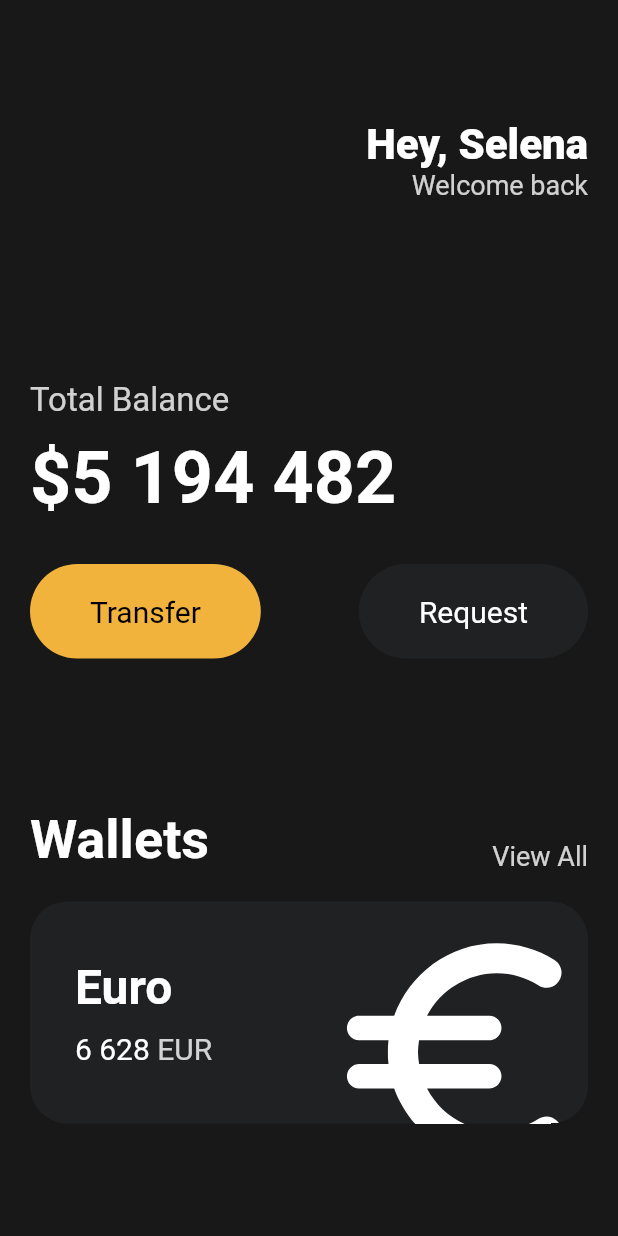
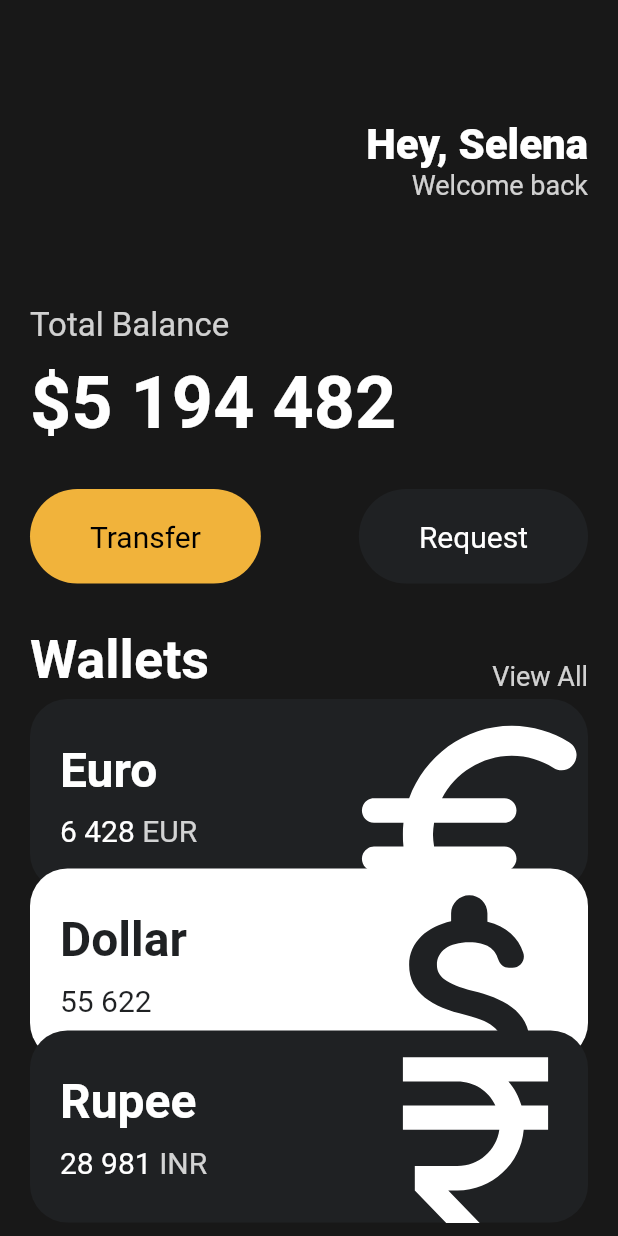
Before and after one commit to EunjoungAhn/UIChallenge, a Flutter app: the screen it shows after launch, on a phone screen of 412 x 824 dp. Run offline on Flutter 3.47's test engine with Material 2 defaults, Android fonts, the phone set to English and light mode, and no system bars.

Commit message:
카드 위젯 파일 제작, 같은 파일의 카드 겹치기

```diff
--- a/lib/main.dart
+++ b/lib/main.dart
@@ -1,5 +1,6 @@
 import 'package:flutter/material.dart';
 import 'package:uichallenge/widgets/Button.dart';
+import 'package:uichallenge/widgets/currency_card.dart';
 
 void main() {
   runApp(const App());
@@ -13,7 +14,8 @@
     return MaterialApp(
       home: Scaffold(
         backgroundColor: const Color(0xFF181818),
-        body: Padding(
+        body: SingleChildScrollView(
+          child: Padding(
             padding: const EdgeInsets.symmetric(horizontal: 20),
             child: Column(
               crossAxisAlignment: CrossAxisAlignment.start,
@@ -47,7 +49,7 @@
                   ],
                 ),
                 const SizedBox(
-                height: 120,
+                  height: 70,
                 ),
                 Text(
                   "Total Balance",
@@ -83,7 +85,7 @@
                   ],
                 ),
                 const SizedBox(
-                height: 100,
+                  height: 30,
                 ),
                 Row(
                   crossAxisAlignment: CrossAxisAlignment.end,
@@ -108,76 +110,41 @@
                 const SizedBox(
                   height: 20,
                 ),
-              Container(
-                // 어떤 아이템이 overflow가 되었을때 나머지 부분을 어떻게 처리할지 설정
-                clipBehavior: Clip.hardEdge,
-                decoration: BoxDecoration(
-                  color: const Color(0xFF1F2123),
-                  borderRadius: BorderRadius.circular(25),
-                ),
-                child: Padding(
-                  padding: const EdgeInsets.all(30),
-                  child: Row(
-                    mainAxisAlignment: MainAxisAlignment.spaceBetween,
-                    children: [
-                      Column(
-                        crossAxisAlignment: CrossAxisAlignment.start,
-                        children: [
-                          const Text(
-                            "Euro",
-                            style: TextStyle(
-                              color: Colors.white,
-                              fontSize: 32,
-                              fontWeight: FontWeight.w600,
+                Transform.translate(
+                  offset: const Offset(0, -15),
+                  child: const CurrencyCard(
+                    name: "Euro",
+                    code: "EUR",
+                    amount: "6 428",
+                    icon: Icons.euro_rounded,
+                    isInverted: false,
                   ),
                 ),
-                          const SizedBox(
-                            height: 10,
-                          ),
-                          Row(
-                            children: [
-                              const Text(
-                                "6 628",
-                                style: TextStyle(
-                                  color: Colors.white,
-                                  fontSize: 20,
+                Transform.translate(
+                  offset: const Offset(0, -30),
+                  child: const CurrencyCard(
+                    name: "Dollar",
+                    code: "USD",
+                    amount: "55 622",
+                    icon: Icons.attach_money_rounded,
+                    isInverted: true,
                   ),
                 ),
-                              const SizedBox(
-                                width: 5,
-                              ),
-                              Text(
-                                "EUR",
-                                style: TextStyle(
-                                  color: Colors.white.withOpacity(0.8),
-                                  fontSize: 20,
-                                ),
-                              ),
-                            ],
-                          ),
-                        ],
-                      ),
-                      Transform.scale(
-                        // 아이콘 크기 조절
-                        scale: 2.2,
-                        child: Transform.translate(
-                          // 아이콘 위치 조절
-                          offset: const Offset(-5, 12),
-                          child: const Icon(
-                            Icons.euro_rounded,
-                            color: Colors.white,
-                            size: 88,
-                          ),
-                        ),
-                      )
-                    ],
-                  ),
+                Transform.translate(
+                  offset: const Offset(0, -50),
+                  child: const CurrencyCard(
+                    name: "Rupee",
+                    code: "INR",
+                    amount: "28 981",
+                    icon: Icons.currency_rupee,
+                    isInverted: false,
                   ),
                 ),
               ],
             ),
           ),
         ),
+      ),
     );
   }
 }
--- /dev/null
+++ b/lib/widgets/currency_card.dart
@@ -0,0 +1,87 @@
+import 'package:flutter/material.dart';
+
+class CurrencyCard extends StatelessWidget {
+  final String name, code, amount;
+  final IconData icon;
+  final bool isInverted;
+
+  final _blackColor = const Color(0xFF1F2123);
+
+  const CurrencyCard(
+      {super.key,
+      required this.name,
+      required this.code,
+      required this.amount,
+      required this.icon,
+      required this.isInverted});
+
+  @override
+  Widget build(BuildContext context) {
+    return Container(
+      // 어떤 아이템이 overflow가 되었을때 나머지 부분을 어떻게 처리할지 설정
+      clipBehavior: Clip.hardEdge,
+      decoration: BoxDecoration(
+        color: isInverted ? Colors.white : _blackColor,
+        borderRadius: BorderRadius.circular(25),
+      ),
+      child: Padding(
+        padding: const EdgeInsets.all(20),
+        child: Row(
+          mainAxisAlignment: MainAxisAlignment.spaceBetween,
+          children: [
+            Column(
+              crossAxisAlignment: CrossAxisAlignment.start,
+              children: [
+                Text(
+                  name,
+                  style: TextStyle(
+                    color: isInverted ? _blackColor : Colors.white,
+                    fontSize: 32,
+                    fontWeight: FontWeight.w600,
+                  ),
+                ),
+                const SizedBox(
+                  height: 10,
+                ),
+                Row(
+                  children: [
+                    Text(
+                      amount,
+                      style: TextStyle(
+                        color: isInverted ? _blackColor : Colors.white,
+                        fontSize: 20,
+                      ),
+                    ),
+                    const SizedBox(
+                      width: 5,
+                    ),
+                    Text(
+                      code,
+                      style: TextStyle(
+                        color: Colors.white.withOpacity(0.8),
+                        fontSize: 20,
+                      ),
+                    ),
+                  ],
+                ),
+              ],
+            ),
+            Transform.scale(
+              // 아이콘 크기 조절
+              scale: 2.2,
+              child: Transform.translate(
+                // 아이콘 위치 조절
+                offset: const Offset(-5, 12),
+                child: Icon(
+                  icon,
+                  color: isInverted ? _blackColor : Colors.white,
+                  size: 88,
+                ),
+              ),
+            )
+          ],
+        ),
+      ),
+    );
+  }
+}
```
Lines whose indentation alone changed are shown as unchanged.
